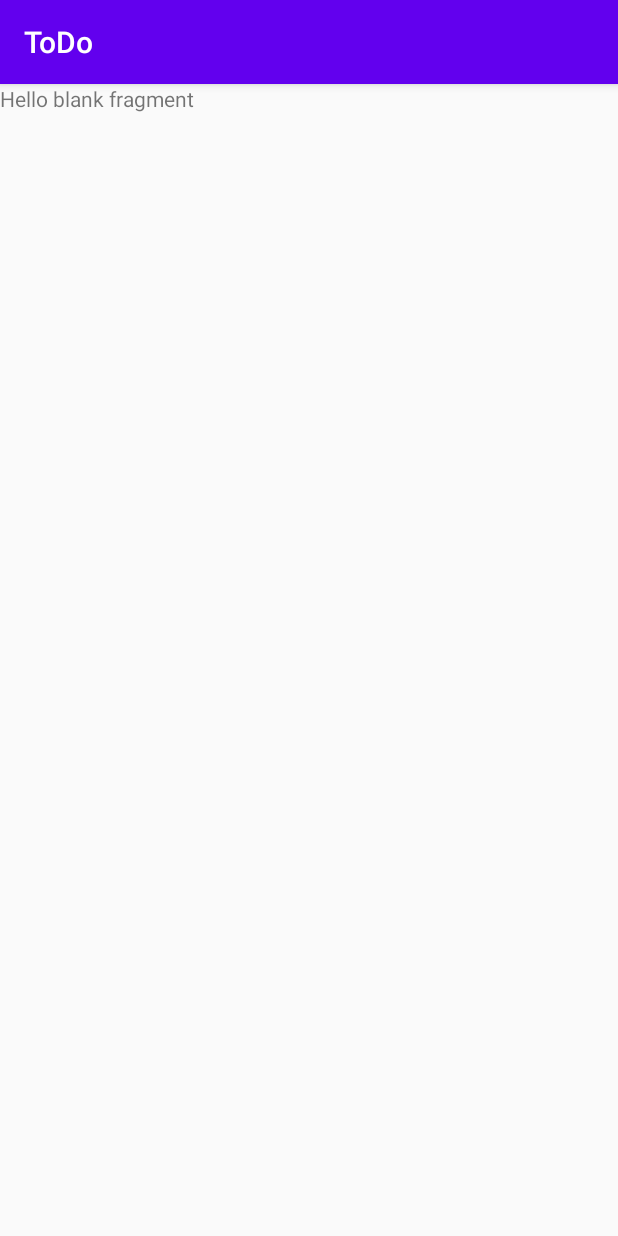
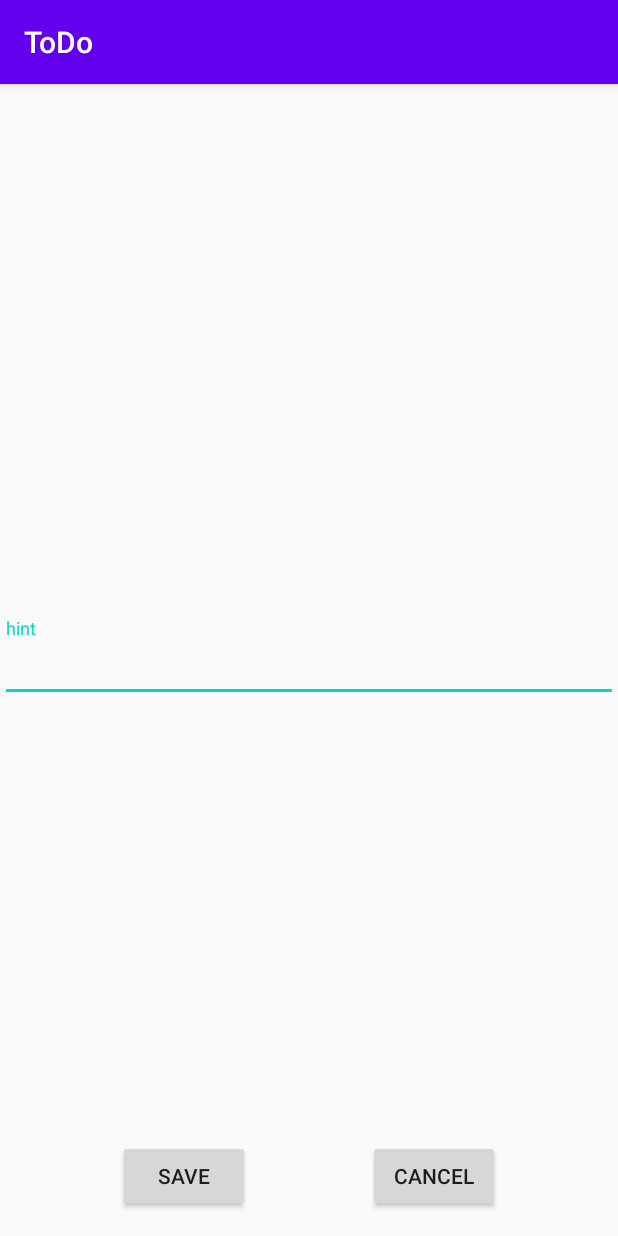
Before and after one commit to fupn26/Mobilfejl_2020_ToDo, an Android app: the fragment AddFragment shown on its own in the app's theme, on a phone screen of 412 x 824 dp. Run offline under Robolectric (Android 15) with nearby library versions, the phone set to English and light mode, and no system bars; our stand-ins replace data binding.

Commit message:
modified fragment xmls

```diff
--- a/app/src/main/res/layout/fragment_add.xml
+++ b/app/src/main/res/layout/fragment_add.xml
@@ -1,15 +1,41 @@
 <?xml version="1.0" encoding="utf-8"?>
 <layout xmlns:android="http://schemas.android.com/apk/res/android"
-        xmlns:tools="http://schemas.android.com/tools">
+        xmlns:tools="http://schemas.android.com/tools" xmlns:app="http://schemas.android.com/apk/res-auto">
     <androidx.constraintlayout.widget.ConstraintLayout android:layout_width="match_parent"
                  android:layout_height="match_parent"
                  tools:context=".ui.fragment.AddFragment">
+        <com.google.android.material.textfield.TextInputLayout
+                android:layout_width="match_parent"
+                android:layout_height="wrap_content"
+                app:layout_constraintTop_toTopOf="parent"
+                app:layout_constraintBottom_toBottomOf="parent">
 
-        <TextView
-                android:layout_width="match_parent"
-                android:layout_height="match_parent"
-                android:text="@string/hello_blank_fragment"
-        />
-
+            <com.google.android.material.textfield.TextInputEditText
+                    android:layout_width="match_parent"
+                    android:layout_height="wrap_content"
+                    android:hint="hint"/>
+        </com.google.android.material.textfield.TextInputLayout>
+        <Button
+                android:text="@string/save_button_text"
+                android:layout_width="wrap_content"
+                android:layout_height="wrap_content"
+                android:id="@+id/save_button"
+                tools:layout_editor_absoluteX="68dp"
+                app:layout_constraintStart_toStartOf="parent"
+                app:layout_constraintBottom_toBottomOf="parent"
+                app:layout_constraintHorizontal_chainStyle="spread"
+                app:layout_constraintEnd_toStartOf="@id/cancel_button"
+                app:layout_constraintBaseline_toBaselineOf="@id/cancel_button"
+                android:layout_marginBottom="16dp"/>
+        <Button
+                android:id="@+id/cancel_button"
+                android:text="@string/cancel_button_text"
+                android:layout_width="wrap_content"
+                android:layout_height="wrap_content"
+                tools:layout_editor_absoluteX="234dp"
+                app:layout_constraintEnd_toEndOf="parent"
+                app:layout_constraintStart_toEndOf="@+id/save_button"
+                app:layout_constraintBottom_toBottomOf="parent"
+                android:layout_marginBottom="16dp"/>
     </androidx.constraintlayout.widget.ConstraintLayout>
 </layout>
--- a/app/src/main/res/layout/fragment_main.xml
+++ b/app/src/main/res/layout/fragment_main.xml
@@ -9,9 +9,11 @@
 
         <androidx.recyclerview.widget.RecyclerView
                 android:id="@+id/todo_list"
-                android:layout_width="match_parent"
-                android:layout_height="match_parent"
+                android:layout_width="0dp"
+                android:layout_height="0dp"
+                app:layout_constraintTop_toTopOf="parent"
                 app:layout_constraintEnd_toEndOf="parent"
+                app:layout_constraintStart_toStartOf="parent"
                 app:layout_constraintBottom_toTopOf="@id/add_button"
                 app:layoutManager="androidx.recyclerview.widget.LinearLayoutManager"
         />
@@ -21,7 +23,7 @@
                 android:layout_width="wrap_content"
                 android:layout_height="wrap_content"
                 app:layout_constraintEnd_toEndOf="parent"
-                app:layout_constraintBottom_toBottomOf="@id/todo_list"
-                app:layout_constraintStart_toStartOf="parent"/>
+                app:layout_constraintBottom_toBottomOf="parent"
+                app:layout_constraintStart_toStartOf="parent" android:layout_marginBottom="16dp"/>
     </androidx.constraintlayout.widget.ConstraintLayout>
 </layout>
--- a/app/src/main/res/values/strings.xml
+++ b/app/src/main/res/values/strings.xml
@@ -2,4 +2,6 @@
     <string name="app_name">ToDo</string>
     <string name="hello_blank_fragment">Hello blank fragment</string>
     <string name="add_button_name">Add</string>
+    <string name="cancel_button_text">Cancel</string>
+    <string name="save_button_text">Save</string>
 </resources>
```
